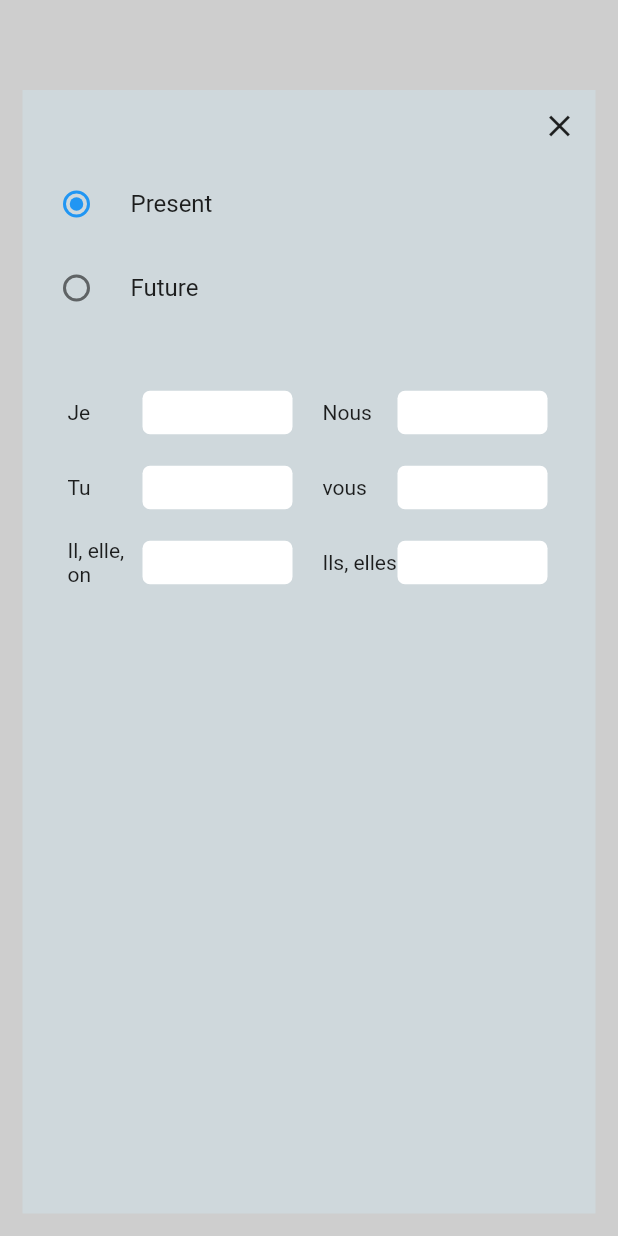
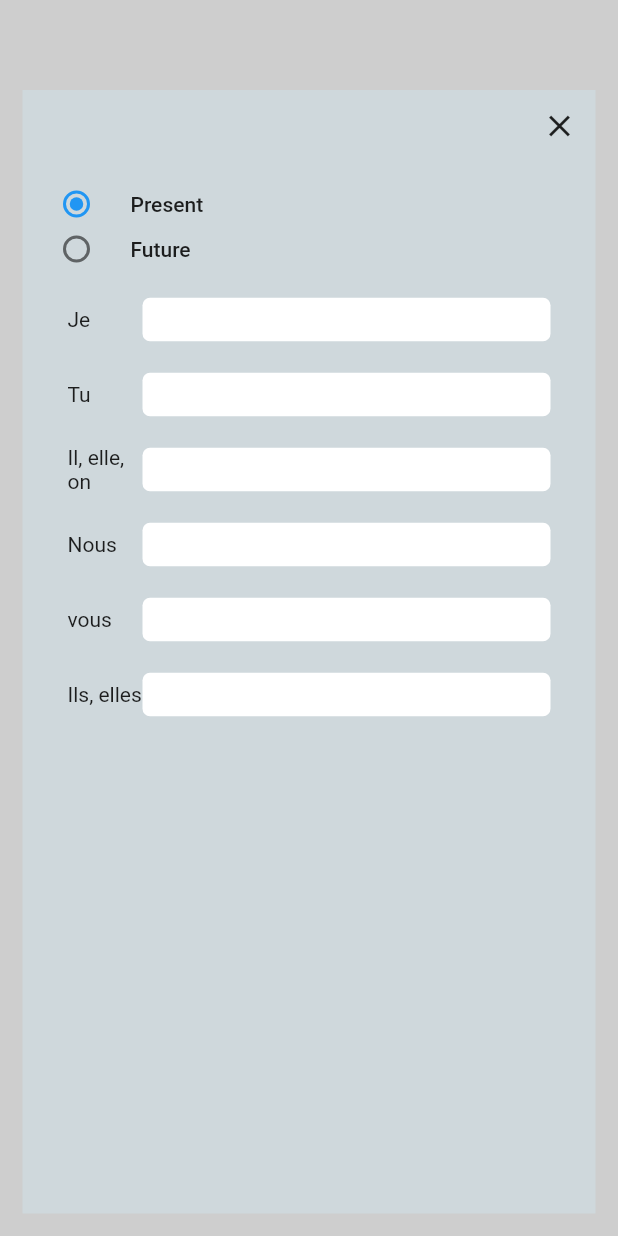
Before and after one commit to ede-la-v/flutter_translation, a Flutter app: the Conjugation screen opened directly with empty values, on a phone screen of 412 x 824 dp. Run offline on Flutter 3.47's test engine with Material 2 defaults, Android fonts, the phone set to English and light mode, and no system bars; our stand-ins replace sqflite; missing offline and left inert: throttle_debounce; accounts and stored records are empty.

Commit message:
alpha 1.1 bug fixes

```diff
--- a/lib/conjugation.dart
+++ b/lib/conjugation.dart
@@ -43,7 +43,7 @@ class ConjugationState extends State<Conjugation> {
                 Expanded(
                     child: Center(
                   child: Text(
-                    widget.spanish,
+                    widget.french,
                     style: TextStyle(
                         fontSize: 20.0,
                         fontWeight: FontWeight.w600,
@@ -55,7 +55,9 @@ class ConjugationState extends State<Conjugation> {
                 ),
               ],
             ),
-            Times(widget.spanish)
+            Expanded(
+              child: Times(widget.spanish),
+            )
           ],
         ),
       ),
@@ -92,6 +94,8 @@ class TimesState extends State<Times> {
   }
 
   List<dynamic> findConjugation(int place) {
+    print(place);
+    print(time);
     switch (time) {
       case 1:
         {
@@ -146,9 +150,13 @@ class TimesState extends State<Times> {
 
   @override
   Widget build(BuildContext context) {
-    return Column(
+    return ListTileTheme(
+      style: ListTileStyle.drawer,
+      child: Column(
         children: <Widget>[
-        RadioListTile(
+          Container(
+            height: 30.0,
+            child: RadioListTile(
                 title: Text("Present"),
                 value: 1,
                 groupValue: time,
@@ -157,7 +165,10 @@ class TimesState extends State<Times> {
                     time = value;
                   });
                 }),
-        RadioListTile(
+          ),
+          Container(
+            height: 30.0,
+            child: RadioListTile(
                 title: Text("Future"),
                 value: 2,
                 groupValue: time,
@@ -166,59 +177,23 @@ class TimesState extends State<Times> {
                     time = value;
                   });
                 }),
-        Container(
-          padding: EdgeInsets.all(30.0),
-          child: Column(
-            children: <Widget>[
-              Row(
-                children: <Widget>[
-                  Time(
-                    conjugation: findConjugation(0),
+          ),
+          Expanded(
+              child: Padding(
+            padding: EdgeInsets.only(left: 30.0, right: 30.0, top: 20.0),
+            child: ListView.builder(
+              shrinkWrap: true,
+              itemCount: 6,
+              itemBuilder: (BuildContext context, int index) {
+                return Time(
                   changeConjugation: changeConjugation,
+                  conjugation: findConjugation(index),
+                );
+              },
             ),
-                  Padding(
-                    padding: EdgeInsets.only(left: 20.0),
-                    child: Time(
-                      conjugation: findConjugation(3),
-                      changeConjugation: changeConjugation,
-                    ),
-                  )
+          ))
         ],
       ),
-              Row(
-                children: <Widget>[
-                  Time(
-                    conjugation: findConjugation(1),
-                    changeConjugation: changeConjugation,
-                  ),
-                  Padding(
-                    padding: EdgeInsets.only(left: 20.0),
-                    child: Time(
-                      conjugation: findConjugation(4),
-                      changeConjugation: changeConjugation,
-                    ),
-                  )
-                ],
-              ),
-              Row(
-                children: <Widget>[
-                  Time(
-                    conjugation: findConjugation(2),
-                    changeConjugation: changeConjugation,
-                  ),
-                  Padding(
-                    padding: EdgeInsets.only(left: 20.0),
-                    child: Time(
-                      conjugation: findConjugation(5),
-                      changeConjugation: changeConjugation,
-                    ),
-                  )
-                ],
-              )
-            ],
-          ),
-        )
-      ],
     );
   }
 }
@@ -242,8 +217,10 @@ class TimeState extends State<Time> {
 
   @override
   void initState() {
-    if (widget.conjugation != null) {
+    if (widget.conjugation != null && widget.conjugation[1] != null) {
       controller.text = widget.conjugation[1];
+    } else {
+      controller.text = "";
     }
 
     super.initState();
@@ -251,8 +228,11 @@ class TimeState extends State<Time> {
 
   @override
   void didUpdateWidget(Time oldWidget) {
-    if (widget.conjugation != null) {
+    print(widget.conjugation);
+    if (widget.conjugation != null && widget.conjugation[1] != null) {
       controller.text = widget.conjugation[1];
+    } else {
+      controller.text = "";
     }
     super.didUpdateWidget(oldWidget);
   }
@@ -267,11 +247,11 @@ class TimeState extends State<Time> {
             width: 50.0,
             child: Text(type[widget.conjugation[0]]),
           ),
-          Container(
+          Expanded(
+              child: Container(
             decoration: BoxDecoration(
                 borderRadius: BorderRadius.circular(5.0), color: Colors.white),
             padding: EdgeInsets.all(5.0),
-            width: 100.0,
             child: TextField(
                 onChanged: (string) {
                   print("change");
@@ -282,7 +262,7 @@ class TimeState extends State<Time> {
                   color: Colors.blueGrey,
                 ),
                 decoration: const InputDecoration.collapsed(hintText: null)),
-          )
+          ))
         ],
       ),
     );
--- a/lib/main.dart
+++ b/lib/main.dart
@@ -260,12 +260,11 @@ class DictState extends State<Dictionary> with TickerProviderStateMixin {
                               fillColor: Colors.white,
                               filled: true,
                               hintText: hintText,
-                              hintStyle: TextStyle(fontSize: 15.0)),
+                              hintStyle: TextStyle(fontSize: 12.0)),
                         ),
-                        flex: 6,
                       ),
-                      Expanded(
-                        flex: 1,
+                      Container(
+                        width: 40.0,
                         child: FlatButton(
                           child: searchIcon,
                           onPressed: () {
```
Lines whose indentation alone changed are shown as unchanged.
